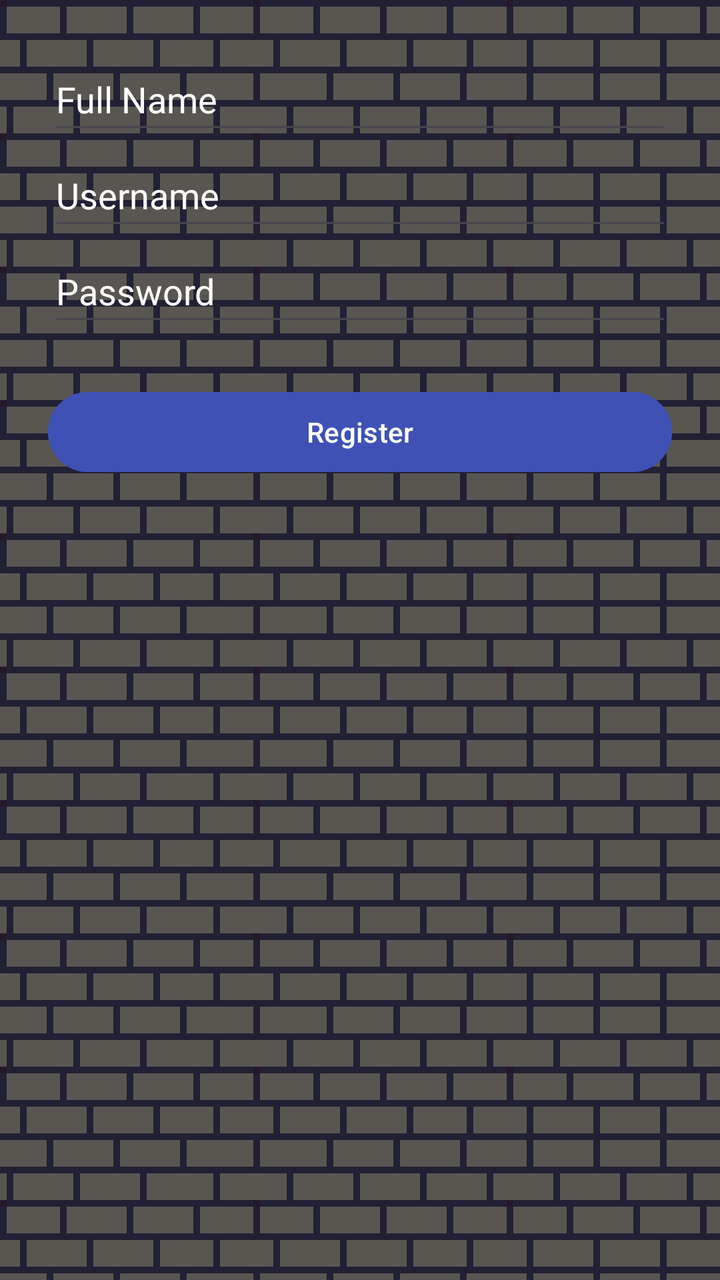
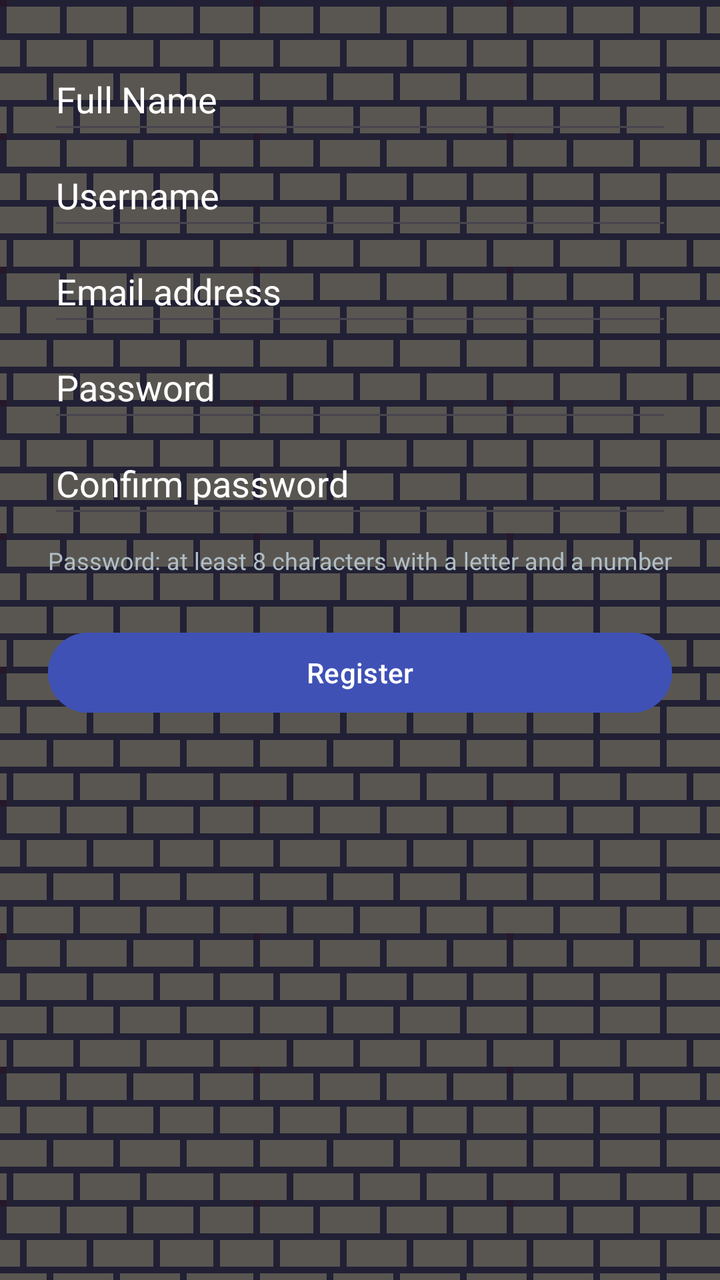

Compare the two renders of this Android layout. The source of the first and the diff that turns it into the second are given below.
<!-- AndroidManifest.xml: application theme Theme.WardensVault -->
<!-- res/layout/activity_registration.xml -->
<?xml version="1.0" encoding="utf-8"?>
<ScrollView xmlns:android="http://schemas.android.com/apk/res/android"
    xmlns:app="http://schemas.android.com/apk/res-auto"
    xmlns:tools="http://schemas.android.com/tools"
    android:id="@+id/main"
    android:layout_width="match_parent"
    android:layout_height="match_parent"
    android:background="@drawable/ic_wall"
    tools:context=".RegistrationActivity">

    <LinearLayout
        android:layout_width="match_parent"
        android:layout_height="wrap_content"
        android:orientation="vertical"
        android:padding="24dp">

        <EditText
            android:id="@+id/etFullName"
            android:layout_width="match_parent"
            android:layout_height="48dp"
            android:hint="Full Name"
            android:inputType="textPersonName"
            android:textColor="@color/white"
            android:textColorHighlight="@color/white"
            android:textColorHint="@color/white" />

        <EditText
            android:id="@+id/etUsername"
            android:layout_width="match_parent"
            android:layout_height="48dp"
            android:hint="Username"
            android:inputType="text"
            android:textColor="@color/white"
            android:textColorHighlight="@color/white"
            android:textColorHint="@color/white" />

        <EditText
            android:id="@+id/etPassword"
            android:layout_width="match_parent"
            android:layout_height="48dp"
            android:hint="Password"
            android:inputType="textPassword"
            android:textColor="@color/white"
            android:textColorHighlight="@color/white"
            android:textColorHint="@color/white" />

        <Button
            android:id="@+id/btnSubmit"
            android:layout_width="match_parent"
            android:layout_height="wrap_content"
            android:layout_marginTop="24dp"
            android:backgroundTint="#3F51B5"
            android:text="Register" />
    </LinearLayout>
</ScrollView>
<!-- resources referenced by this layout -->
<resources>
  <color name="white">#FFFFFFFF</color>
  <!-- drawable ic_wall: png bitmap (drawable, 14575 bytes) -->
  <style name="Theme.WardensVault" parent="Base.Theme.WardensVault" />
  <style name="Base.Theme.WardensVault" parent="Theme.Material3.DayNight.NoActionBar">
          
          
      </style>
</resources>

<!-- the commit's change to res/layout/activity_registration.xml (unified diff, before → after) -->
@@ -35,6 +35,16 @@
             android:textColorHint="@color/white" />
 
         <EditText
+            android:id="@+id/etEmail"
+            android:layout_width="match_parent"
+            android:layout_height="48dp"
+            android:hint="Email address"
+            android:inputType="textEmailAddress"
+            android:textColor="@color/white"
+            android:textColorHighlight="@color/white"
+            android:textColorHint="@color/white" />
+
+        <EditText
             android:id="@+id/etPassword"
             android:layout_width="match_parent"
             android:layout_height="48dp"
@@ -43,6 +53,24 @@
             android:textColor="@color/white"
             android:textColorHighlight="@color/white"
             android:textColorHint="@color/white" />
+
+        <EditText
+            android:id="@+id/etConfirmPassword"
+            android:layout_width="match_parent"
+            android:layout_height="48dp"
+            android:hint="Confirm password"
+            android:inputType="textPassword"
+            android:textColor="@color/white"
+            android:textColorHighlight="@color/white"
+            android:textColorHint="@color/white" />
+
+        <TextView
+            android:layout_width="match_parent"
+            android:layout_height="wrap_content"
+            android:layout_marginTop="8dp"
+            android:text="Password: at least 8 characters with a letter and a number"
+            android:textColor="#B0BEC5"
+            android:textSize="12sp" />
 
         <Button
             android:id="@+id/btnSubmit"
